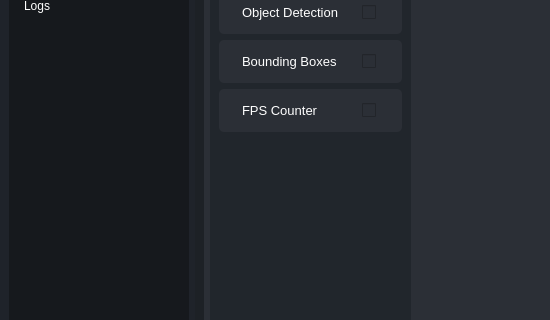
This is client/src/mainwindow.ui in MeirMeshulami/RT-Image-Processing as Qt 5 draws it before an edit; both pictures show x 0 to 550 and y 136 to 456 of the 1151 by 677 pixel window. The edited form follows.
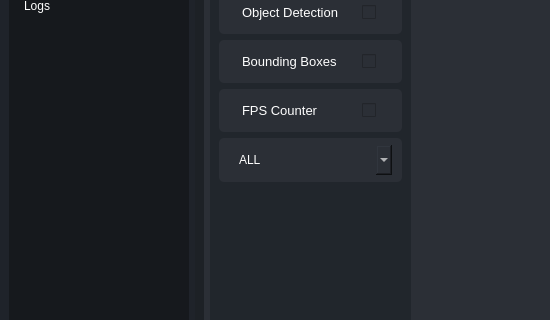
This is the edited form. The open tabs and pages were chosen to show the change. Icons and pictures are not drawn. Custom widgets are drawn as their Qt base class.

Commit message: Created custom ComboBox widget

Diff of the .ui file:
```diff
--- a/client/src/mainwindow.ui
+++ b/client/src/mainwindow.ui
@@ -1223,6 +1223,63 @@
                          </layout>
                         </widget>
                        </item>
+                       <item>
+                        <widget class="QFrame" name="frame_19">
+                         <property name="sizePolicy">
+                          <sizepolicy hsizetype="Preferred" vsizetype="Maximum">
+                           <horstretch>0</horstretch>
+                           <verstretch>0</verstretch>
+                          </sizepolicy>
+                         </property>
+                         <property name="frameShape">
+                          <enum>QFrame::StyledPanel</enum>
+                         </property>
+                         <property name="frameShadow">
+                          <enum>QFrame::Raised</enum>
+                         </property>
+                         <layout class="QHBoxLayout" name="horizontalLayout_31">
+                          <property name="spacing">
+                           <number>0</number>
+                          </property>
+                          <property name="leftMargin">
+                           <number>0</number>
+                          </property>
+                          <property name="topMargin">
+                           <number>0</number>
+                          </property>
+                          <property name="rightMargin">
+                           <number>0</number>
+                          </property>
+                          <property name="bottomMargin">
+                           <number>0</number>
+                          </property>
+                          <item>
+                           <widget class="CheckComboBox" name="checkComboBox">
+                            <item>
+                             <property name="text">
+                              <string>ALL</string>
+                             </property>
+                            </item>
+                            <item>
+                             <property name="text">
+                              <string>person</string>
+                             </property>
+                            </item>
+                            <item>
+                             <property name="text">
+                              <string>cell phone</string>
+                             </property>
+                            </item>
+                            <item>
+                             <property name="text">
+                              <string>chair</string>
+                             </property>
+                            </item>
+                           </widget>
+                          </item>
+                         </layout>
+                        </widget>
+                       </item>
                        <item>
                         <spacer name="verticalSpacer_2">
                          <property name="orientation">
@@ -2987,6 +3044,13 @@
    </layout>
   </widget>
  </widget>
+ <customwidgets>
+  <customwidget>
+   <class>CheckComboBox</class>
+   <extends>QComboBox</extends>
+   <header>CheckComboBox.h</header>
+  </customwidget>
+ </customwidgets>
  <resources>
   <include location="../resources.qrc"/>
  </resources>
```
Left out of the diff: 6 changed lines with no effect on the pictures. The commit also changes 30 other files.
